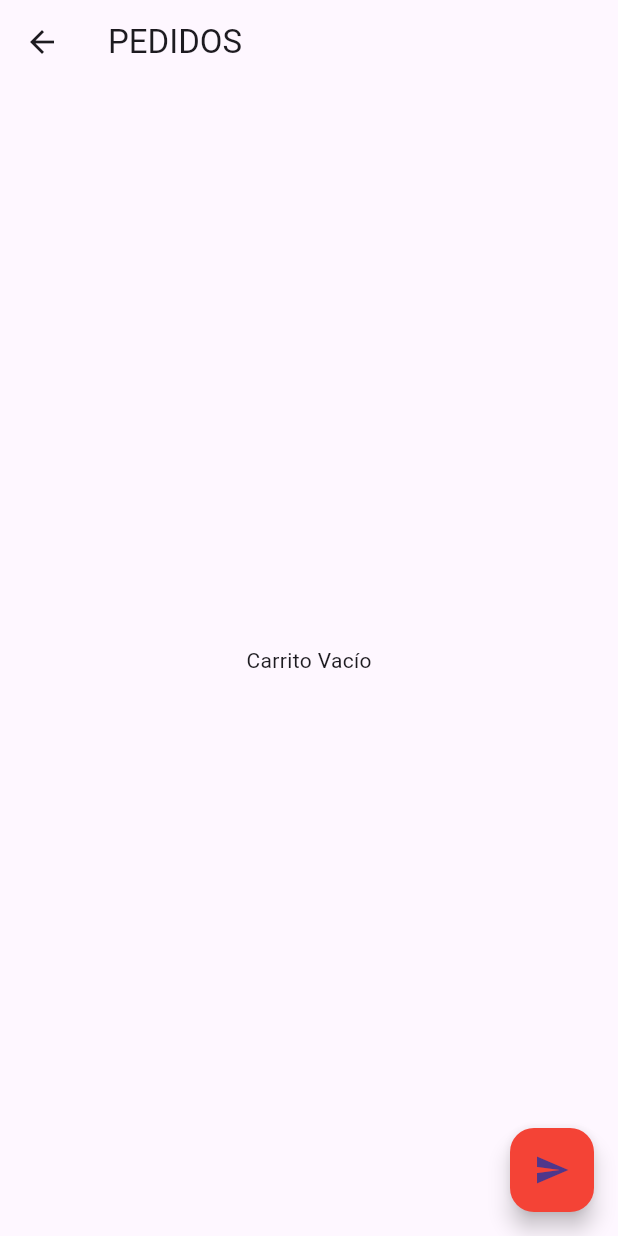
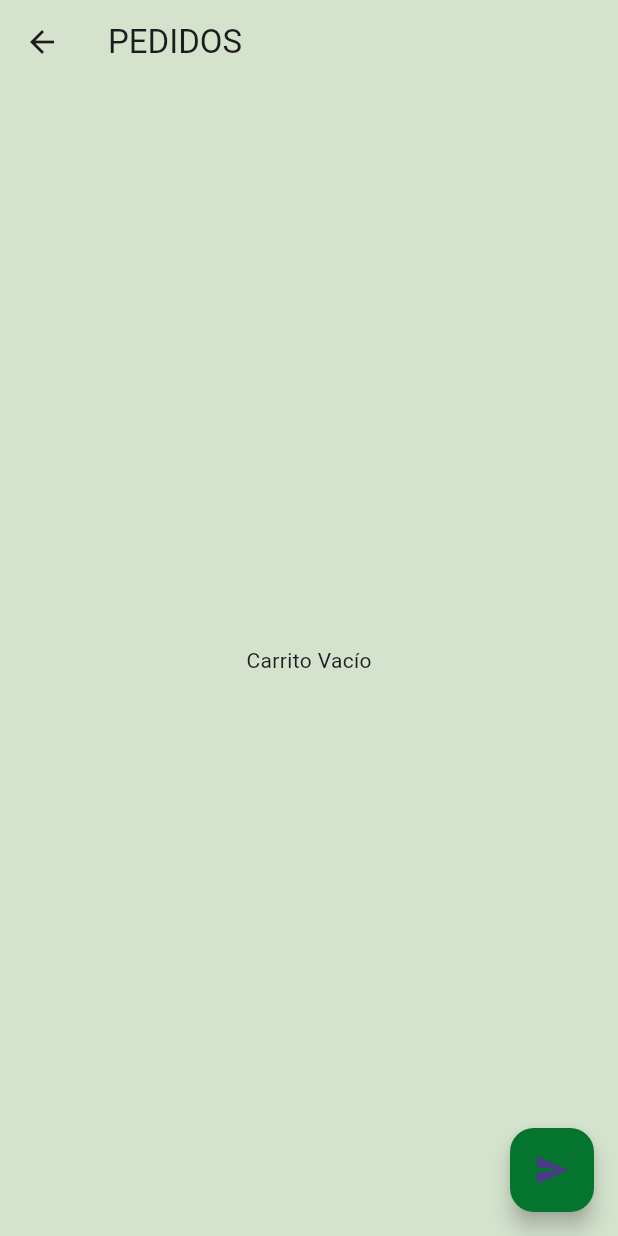
Before and after one commit to Dora-tech/tienda-online-tiens, a Flutter app: the PantallaCarrito screen opened directly, after a tap on the "send" icon, on a phone screen of 412 x 824 dp. Run offline on Flutter 3.47's test engine with Material 3 defaults, Android fonts, the phone set to English and light mode, and no system bars.

Commit message:
Carrito de Compra vincular pedido a whastapp - Vincular Pedido a Whastapp

```diff
--- a/lib/PantallaCarrito.dart
+++ b/lib/PantallaCarrito.dart
@@ -16,8 +16,10 @@ class _PantallaCarritoState extends State<PantallaCarrito> {
     return Consumer<Carrito>(
       builder: (context, carrito, child) {
         return Scaffold(
+          backgroundColor: const Color.fromARGB(255, 213, 227, 205),
           appBar: AppBar(
             title: Text("PEDIDOS"),
+            backgroundColor: const Color.fromARGB(2255, 213, 227, 205),
             elevation: 0,
           ),
           body: Container(
@@ -57,7 +59,7 @@ class _PantallaCarritoState extends State<PantallaCarrito> {
                                               width: 50,
                                               height: 30,
                                               decoration: BoxDecoration(
-                                                color: Colors.red,
+                                                color: const Color.fromARGB(255, 5, 116, 47),
                                                 borderRadius: BorderRadius.all(Radius.circular(30)),
                                               ),
                                             ),
@@ -77,7 +79,7 @@ class _PantallaCarritoState extends State<PantallaCarrito> {
                                               width: 50,
                                               height: 30,
                                               decoration: BoxDecoration(
-                                                color: Colors.red,
+                                                color: const Color.fromARGB(255, 5, 116, 47),
                                                 borderRadius: BorderRadius.all(Radius.circular(30)),
                                               ),
                                             ),
@@ -153,7 +155,8 @@ class _PantallaCarritoState extends State<PantallaCarrito> {
               pedido += "IMPUESTO: ${carrito.impuesto.toStringAsFixed(2)}\n";
               pedido += "TOTAL: ${carrito.total.toStringAsFixed(2)}\n";
 
-              final Uri url = Uri.parse("https://wa.me/51987654321?text=${Uri.encodeComponent(pedido)}");
+              // Tu número actualizado aquí 👇
+              final Uri url = Uri.parse("https://wa.me/51931850213?text=${Uri.encodeComponent(pedido)}");
 
               if (await canLaunchUrl(url)) {
                 await launchUrl(url);
@@ -161,7 +164,7 @@ class _PantallaCarritoState extends State<PantallaCarrito> {
                 throw 'No se pudo abrir WhatsApp';
               }
             },
-            backgroundColor: Colors.red,
+            backgroundColor: const Color.fromARGB(255, 5, 116, 47),
             child: Icon(Icons.send),
           ),
 
```
